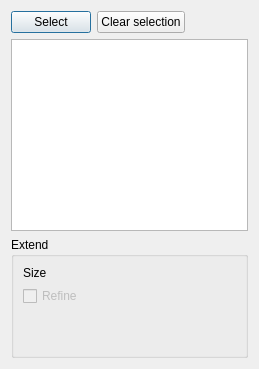
First picture: the form in Resources/panels/SolidCornerReliefPanel.ui, repository shaise/FreeCAD_SheetMetal, before the edit.
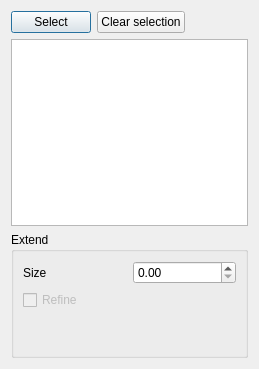
Second picture: the form after the edit. Custom widgets are drawn as their Qt base class.

Commit message: fix custom class base of Gui::QuantitySpinBox to QDoubleSpinBox to show better under designer.

What changed in the file:
```diff
--- a/Resources/panels/SolidCornerReliefPanel.ui
+++ b/Resources/panels/SolidCornerReliefPanel.ui
@@ -131,7 +131,7 @@
  <customwidgets>
   <customwidget>
    <class>Gui::QuantitySpinBox</class>
-   <extends>QWidget</extends>
+   <extends>QDoubleSpinBox</extends>
    <header>Gui/QuantitySpinBox.h</header>
   </customwidget>
  </customwidgets>
```
The commit also changes 13 other files.
